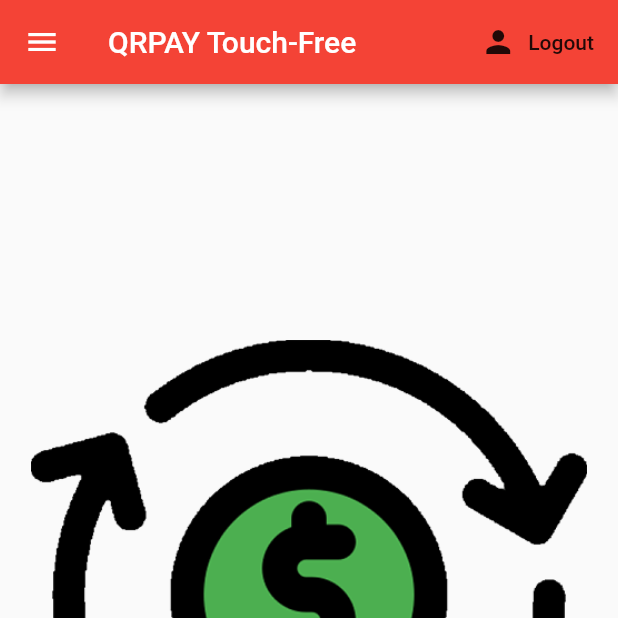
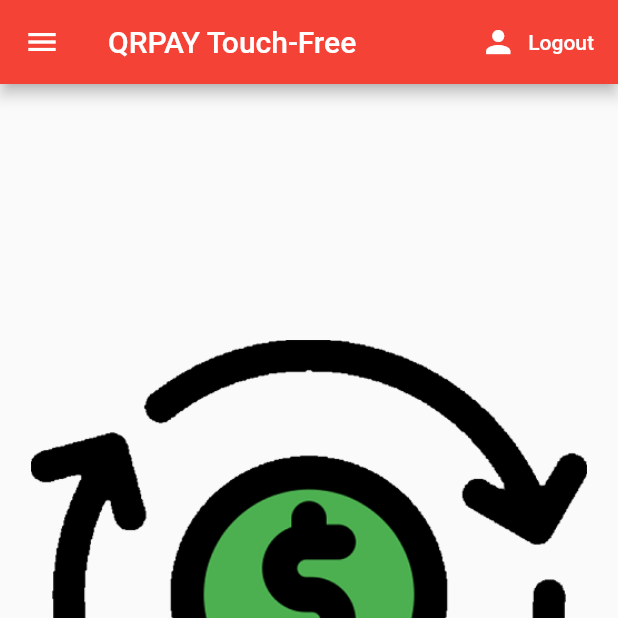
Before and after one commit to espressoAndCode/qrpay_app, a Flutter app: the screen it shows once a user with an empty profile is signed in, on a phone screen of 412 x 824 dp, the top half of it. Run offline on Flutter 3.47's test engine with Material 2 defaults, Android fonts, the phone set to English and light mode, and no system bars; our stand-ins replace cloud_firestore, firebase_auth, firebase_core; missing offline and left inert: qr_code_scanner; accounts and stored records are empty.

Commit message:
fixed logout and its icon color

```diff
--- a/lib/module/home/home_view.dart
+++ b/lib/module/home/home_view.dart
@@ -19,11 +19,20 @@ class _HomePageState extends State<HomePage> {
     return Scaffold(
       appBar: AppBar(title: Text("QRPAY Touch-Free"), actions: <Widget>[
         FlatButton.icon(
-            icon: Icon(Icons.person),
-            onPressed: () async {
-              await _auth.signOut();
-            },
-            label: Text('Logout'))
+          icon: Icon(
+            Icons.person,
+            color: Colors.white,
+          ),
+          onPressed: () async {
+            await _auth.signOut();
+          },
+          label: Text(
+            'Logout',
+            style: TextStyle(
+              color: Colors.white,
+            ),
+          ),
+        )
       ]),
       drawer: AppDrawer(),
       body: new Center(
```
